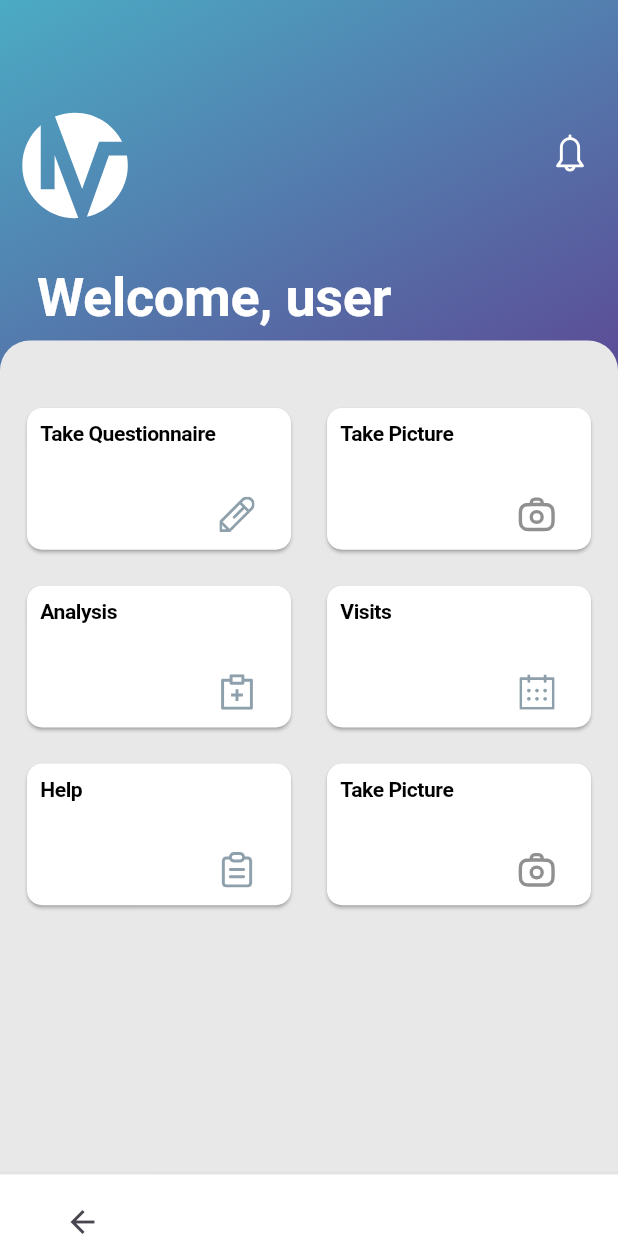
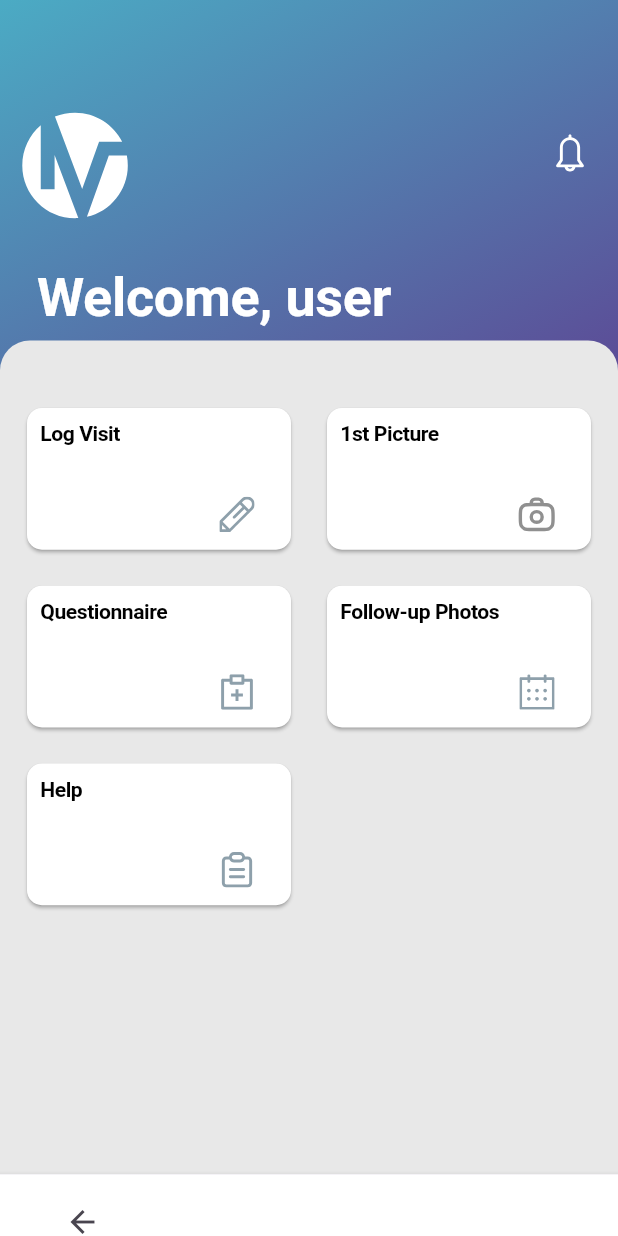
Before and after one commit to kylesmigelski/InnoValuationTST, a Flutter app: the screen it shows once a user with an empty profile is signed in, on a phone screen of 412 x 824 dp. Run offline on Flutter 3.47's test engine with Material 3 defaults, Android fonts, the phone set to English and light mode, and no system bars; our stand-ins replace auto_size_text, camera, cloud_firestore, firebase_auth, firebase_core, firebase_storage and 2 more; accounts and stored records are empty; Roboto replaces fonts that are missing (SF-Pro).

Commit message:
Converted MainSreenWidget into a Stateful Widget so that we can more easily move the buttons, functions, etc. around. Also lays groundwork for conditional text and some other things

```diff
--- a/innovaluation_tst_tester/lib/main_menu_screen.dart
+++ b/innovaluation_tst_tester/lib/main_menu_screen.dart
@@ -9,13 +9,25 @@ import 'photo_button.dart';
 import 'package:innovaluation_tst_tester/camera_service.dart'; // Import the camera_service.dart file
 import 'package:camera/camera.dart'; // Import the camera package
 
-class MainMenuView extends StatelessWidget {
+class MainMenuView extends StatefulWidget {
+  @override
+  State createState() => _MainMenuViewState();
+
+}
+
+class _MainMenuViewState extends State<MainMenuView> {
 
   void _logoutPressed() {
     FirebaseAuth.instance.signOut();
   }
 
-  Future<void> _navigateToCamera(BuildContext context) async {
+  void _questionnairePressed() {
+    Navigator.of(context).push(
+        MaterialPageRoute(builder: (context) => QuestionnaireScreen())
+    );
+  }
+
+  Future<void> _navigateToCamera() async {
     try {
       // Get the list of available cameras.
       final cameras = await availableCameras();
@@ -155,13 +167,8 @@ class MainMenuView extends StatelessWidget {
                               Row(
                                 children: [
                                   BigMenuButton(
-                                    onPressed: () {
-                                      print("Sign up button pressed");
-                                      Navigator.of(context).push(
-                                        MaterialPageRoute(builder: (context) => QuestionnaireScreen())
-                                      );
-                                    },
-                                    label: const Text("Take Questionnaire"),
+                                    onPressed: _questionnairePressed,
+                                    label: const Text("Log Visit"),
                                     svg: "assets/images/pencil1.svg",
                                   ),
                                   const SizedBox(
@@ -169,9 +176,9 @@ class MainMenuView extends StatelessWidget {
                                   ),
                                   BigMenuButton(
                                     onPressed: () {
-                                      _navigateToCamera(context);
+                                      _navigateToCamera;
                                     },
-                                    label: Text("Take Picture"),
+                                    label: Text("1st Picture"),
                                     svg: "assets/images/camera.svg",
                                   )
                                 ],
@@ -183,7 +190,7 @@ class MainMenuView extends StatelessWidget {
                                 children: [
                                   BigMenuButton(
                                     onPressed: () {},
-                                    label: const Text("Analysis"),
+                                    label: const Text("Questionnaire"),
                                     svg: "assets/images/clipboard2.svg",
                                   ),
                                   const SizedBox(
@@ -191,7 +198,7 @@ class MainMenuView extends StatelessWidget {
                                   ),
                                   BigMenuButton(
                                     onPressed: () {},
-                                    label: const Text("Visits"),
+                                    label: const Text("Follow-up Photos"),
                                     svg: "assets/images/calandar.svg",
                                   )
                                 ],
@@ -210,13 +217,13 @@ class MainMenuView extends StatelessWidget {
                               SizedBox(
                                 width: 24,
                               ),
-                                BigMenuButton(
-                                  onPressed: () {
-                                    _navigateToCamera(context);
-                                  },
-                                  label: Text("Take Picture"),
-                                  svg: "assets/images/camera.svg",
-                                )
+                                // BigMenuButton(
+                                //   onPressed: () {
+                                //     _navigateToCamera;
+                                //   },
+                                //   label: Text("Take Picture"),
+                                //   svg: "assets/images/camera.svg",
+                                // )
                             ],
                               ),
                             ],
```
